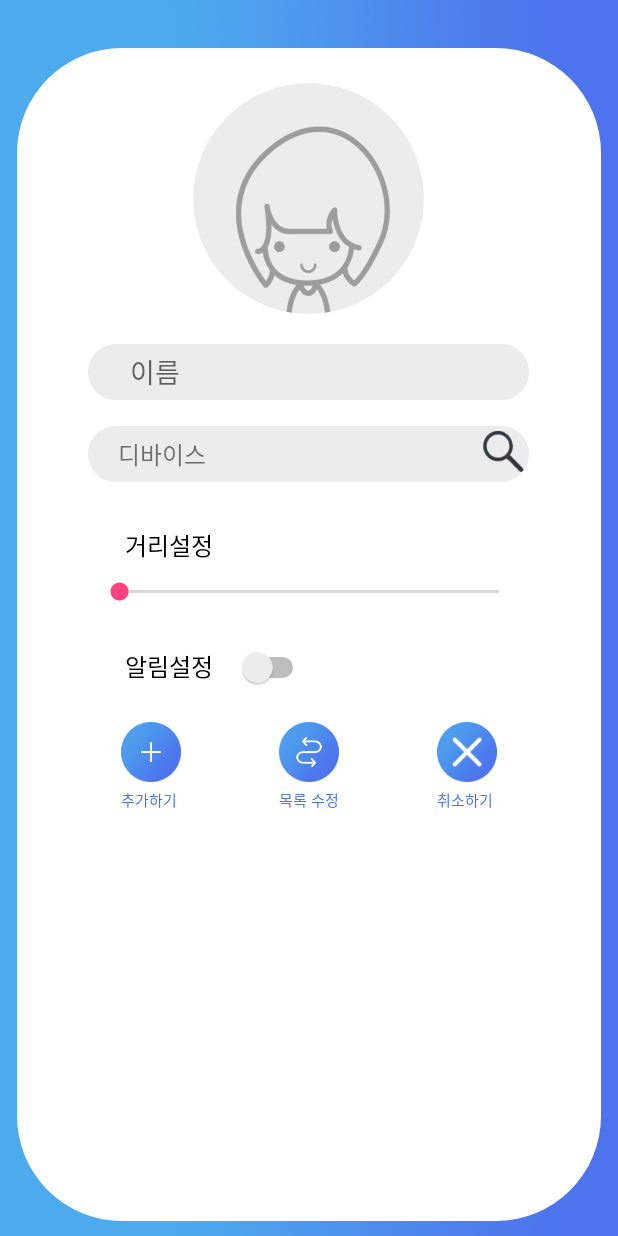
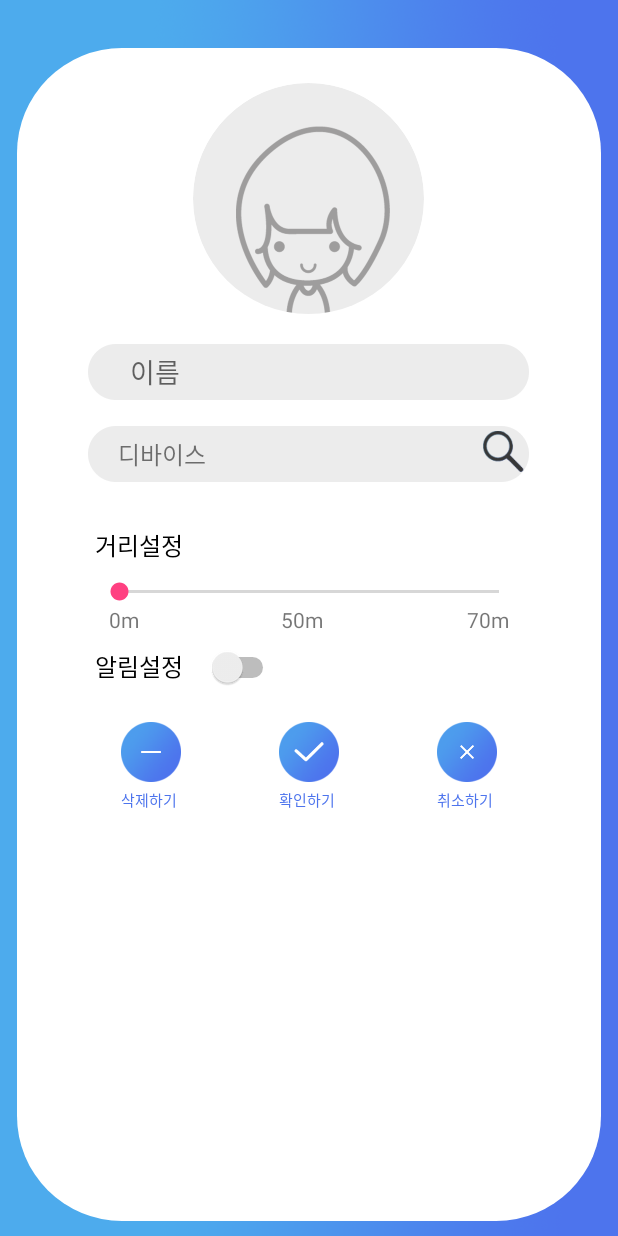
Before and after one commit to Nssu/LostCon_client, an Android app: the screen it shows after launch (RegistActivity), after a tap on an icon or button, on a phone screen of 412 x 824 dp. Run offline under Robolectric (Android 15) with nearby library versions, the light colour scheme and no system bars; plain views replace RoundedImageView; pictures from the network do not load; 1 other tap on this screen came first.

Commit message:
commit after dinner

```diff
--- a/app/src/main/java/lostcon/nssu/example/com/lostcon/activity/MainActivity.java
+++ b/app/src/main/java/lostcon/nssu/example/com/lostcon/activity/MainActivity.java
@@ -142,7 +142,7 @@ public class MainActivity extends AppCompatActivity {
 
     private void setDummy(){
         item_list.add(new Item("http://post.phinf.naver.net/20150430_258/seul_9_1430363945075fV5VL_JPEG/mug_obj_201504301219056204.jpg",
-                "지갑", "23108817","50M이내","1"));
+                "지갑", "23108817","범위를 벗어났습니다","1"));
         item_list.add(new Item("http://post.phinf.naver.net/20150430_258/seul_9_1430363945075fV5VL_JPEG/mug_obj_201504301219056204.jpg",
                 "지갑", "23108817","5M이내","0"));
         item_list.add(new Item("http://post.phinf.naver.net/20150430_258/seul_9_1430363945075fV5VL_JPEG/mug_obj_201504301219056204.jpg",
--- a/app/src/main/java/lostcon/nssu/example/com/lostcon/adapter/ItemAdapter.java
+++ b/app/src/main/java/lostcon/nssu/example/com/lostcon/adapter/ItemAdapter.java
@@ -45,10 +45,17 @@ public class ItemAdapter extends RecyclerView.Adapter<ItemAdapter.ViewHolder> {
         holder.item_name.setText(list.get(position).getName());
         holder.item_distance.setText(list.get(position).getDistance());
         Glide.with(context).load(list.get(position).getIm_url()).into(holder.item_image);
-        if(list.get(position).getAlarm().equals("1")){
-
+        //범위벗어남(찾고잇음파랑/그외회색)
+        if(list.get(position).getDistance().equals("범위를 벗어났습니다")){
+            holder.speaker.setBackgroundResource(R.drawable.search_blue);
+        }else if(list.get(position).getAlarm().equals("1")) {
+            holder.speaker.setBackgroundResource(R.drawable.speaker_gray);
+            list.get(position).setAlarm("0");
         }
-
+        else {
+            holder.speaker.setBackgroundResource(R.drawable.speaker_blue);
+            list.get(position).setAlarm("1");
+        }
         holder.edit_button.setOnClickListener(new View.OnClickListener() {
             @Override
             public void onClick(View v) {
@@ -63,15 +70,20 @@ public class ItemAdapter extends RecyclerView.Adapter<ItemAdapter.ViewHolder> {
             @Override
             public void onClick(View v) {
                 //범위벗어남(찾고잇음파랑/그외회색)
-                if(list.get(position).getAlarm().equals("1")) {
-                    v.setBackgroundResource(R.drawable.circle_gray);
+                if(list.get(position).getDistance().equals("범위를 벗어났습니다")){
+                    v.setBackgroundResource(R.drawable.search_blue);
+
+                }else if(list.get(position).getAlarm().equals("1")) {
+                    v.setBackgroundResource(R.drawable.speaker_gray);
                     list.get(position).setAlarm("0");
                 }
                 else {
-                    v.setBackgroundResource(R.drawable.circle_blue);
+                    v.setBackgroundResource(R.drawable.speaker_blue);
                     list.get(position).setAlarm("1");
                 }
-            }
+
+
+           }
         });
     }
 
--- a/app/src/main/res/layout/activity_regist.xml
+++ b/app/src/main/res/layout/activity_regist.xml
@@ -75,15 +75,49 @@
                 android:layout_width="wrap_content"
                 android:layout_height="wrap_content"
                 android:text="거리설정"
-                android:layout_marginLeft="20.3dp"
                 android:textColor="@color/black"
                 android:textSize="16.2sp"/>
 
            <SeekBar
+               android:id="@+id/seekbar"
                android:layout_below="@+id/text_distance"
                android:layout_width="match_parent"
                android:layout_height="wrap_content"
                android:layout_marginTop="10dp" />
+
+            <LinearLayout
+                android:layout_below="@id/seekbar"
+                android:layout_width="match_parent"
+                android:layout_height="wrap_content"
+                android:orientation="horizontal">
+
+                <TextView
+                    android:layout_width="wrap_content"
+                    android:layout_height="wrap_content"
+                    android:text="0m"
+                    android:layout_marginLeft="9dp"
+                    android:textSize="13.8sp"
+                    android:layout_weight="1"/>
+
+                <TextView
+                android:layout_width="wrap_content"
+                android:layout_height="wrap_content"
+                android:text="50m"
+                    android:gravity="center_horizontal"
+                    android:textAlignment="center"
+                android:textSize="13.8sp"
+                android:layout_weight="1"/>
+
+                <TextView
+                    android:layout_width="wrap_content"
+                    android:layout_height="wrap_content"
+                    android:textAlignment="viewEnd"
+                    android:text="70m"
+                    android:layout_marginRight="9dp"
+                    android:textSize="13.8sp"
+                    android:layout_weight="1"/>
+
+            </LinearLayout>
         </RelativeLayout>
 
 
@@ -96,7 +130,6 @@
                 android:layout_width="wrap_content"
                 android:layout_height="wrap_content"
                 android:text="알림설정"
-                android:layout_marginLeft="20.3dp"
                 android:textColor="@color/black"
                 android:textSize="16.2sp"/>
 
@@ -122,12 +155,12 @@
                 android:layout_height="40dp"
                 android:padding="13dp"
                 android:background="@drawable/circle_blue"
-                android:src="@drawable/add_white"/>
+                android:src="@drawable/delete_white"/>
 
             <TextView
                 android:layout_width="match_parent"
                 android:layout_height="wrap_content"
-                android:text="추가하기"
+                android:text="삭제하기"
                 android:textSize="10sp"
                 android:textColor="@color/blue"
                 android:layout_marginTop="4dp"
@@ -146,12 +179,12 @@
                 android:layout_height="40dp"
                 android:padding="10dp"
                 android:background="@drawable/circle_blue"
-                android:src="@drawable/edit_white"/>
+                android:src="@drawable/submit_white"/>
 
             <TextView
                 android:layout_width="match_parent"
                 android:layout_height="wrap_content"
-                android:text="목록 수정"
+                android:text="확인하기"
                 android:textSize="10sp"
                 android:textColor="@color/blue"
                 android:layout_marginTop="4dp"
@@ -169,7 +202,7 @@
                 android:id="@+id/cancel_button"
                 android:layout_width="40dp"
                 android:layout_height="40dp"
-                android:padding="10dp"
+                android:padding="15dp"
                 android:background="@drawable/circle_blue"
                 android:src="@drawable/cancel_white"
                 android:onClick="onclick"/>
--- a/app/src/main/res/layout/activity_search.xml
+++ b/app/src/main/res/layout/activity_search.xml
@@ -40,7 +40,6 @@
                 android:layout_height="20dp"
                 android:src="@drawable/line_menu"
                 android:layout_marginTop="13dp"/>
-
 
 
 
```
Also changed, not shown: app/src/main/res/layout/content_main.xml (+4 -7 lines), app/src/main/res/layout/list_item.xml (+4 -7 lines), app/src/main/res/drawable/add_button.png (added), app/src/main/res/drawable/chat_submit.png (added), app/src/main/res/drawable/delete_white.png (added), app/src/main/res/drawable/search_blue.png (added), app/src/main/res/drawable/search_gray.png (added), app/src/main/res/drawable/setting.png (added), app/src/main/res/drawable/speaker_blue.png (added), app/src/main/res/drawable/speaker_gray.png (added).
